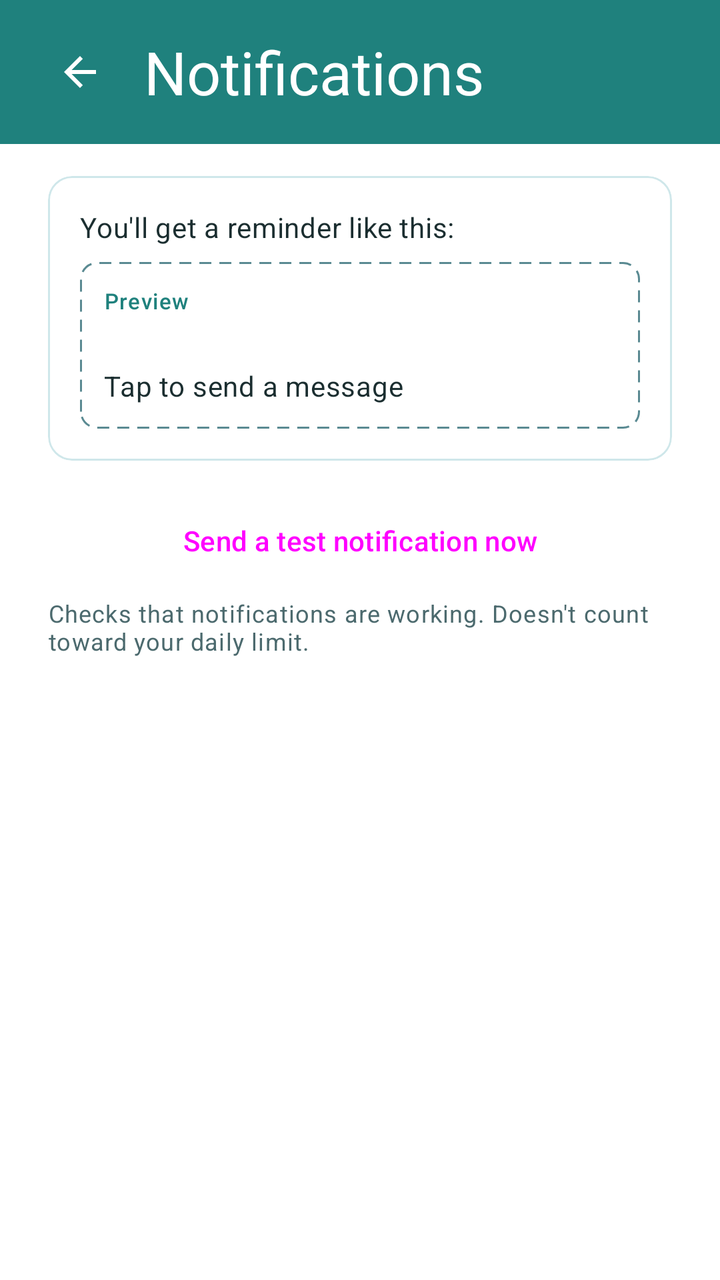
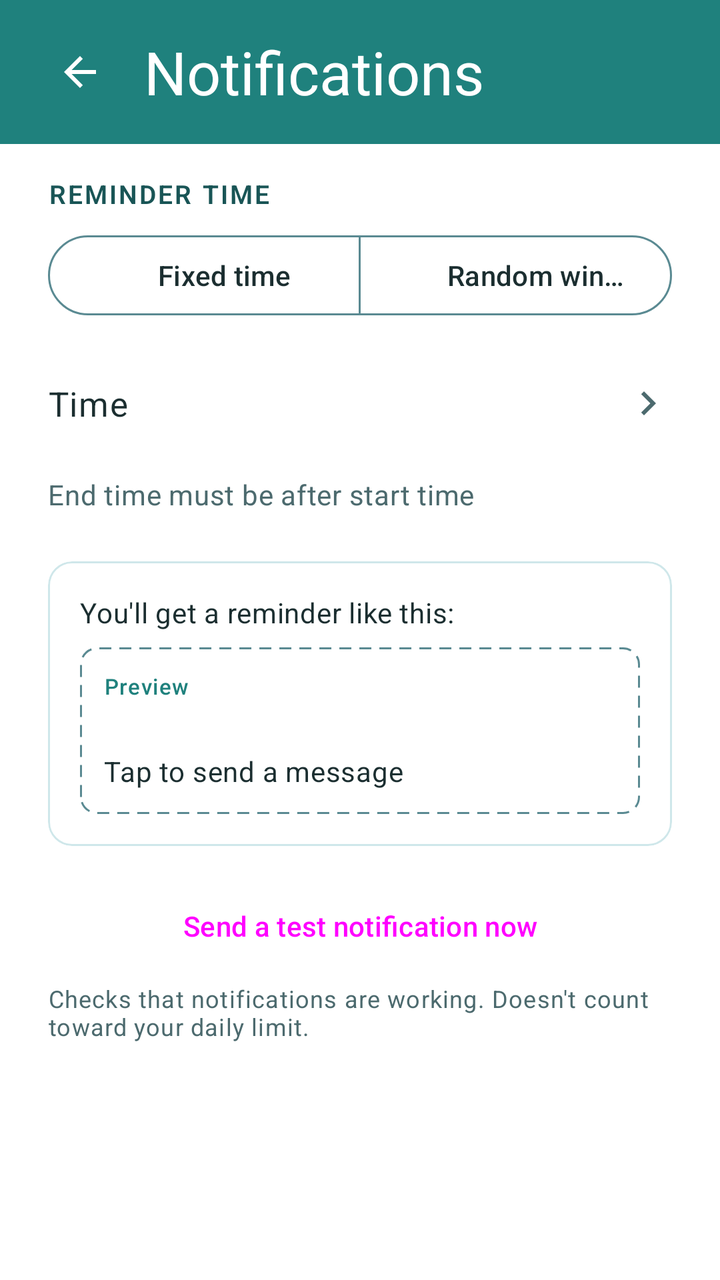

An Android layout rendered at two revisions. The XML below is the earlier revision; the diff shows what the commit changed to produce the second picture.
<!-- AndroidManifest.xml: application theme Theme.FriendMinder -->
<!-- res/layout/fragment_legacy_diagnostics.xml -->
<?xml version="1.0" encoding="utf-8"?>
<LinearLayout xmlns:android="http://schemas.android.com/apk/res/android"
    xmlns:app="http://schemas.android.com/apk/res-auto"
    android:layout_width="match_parent"
    android:layout_height="match_parent"
    android:orientation="vertical">

    
    <LinearLayout
        android:id="@+id/headerContainer"
        android:layout_width="match_parent"
        android:layout_height="wrap_content"
        android:orientation="vertical"
        android:background="@color/fm_header">

        <View
            android:id="@+id/statusBarSpacer"
            android:layout_width="match_parent"
            android:layout_height="0dp" />

        <FrameLayout
            android:layout_width="match_parent"
            android:layout_height="@dimen/fm_home_header_height">

            <ImageButton
                android:id="@+id/backButton"
                android:layout_width="48dp"
                android:layout_height="48dp"
                android:layout_gravity="start|center_vertical"
                android:layout_marginStart="16dp"
                android:padding="12dp"
                android:background="?attr/selectableItemBackgroundBorderless"
                android:src="@drawable/ic_arrow_back"
                app:tint="@color/fm_on_primary"
                android:contentDescription="@string/content_desc_back" />

            <TextView
                android:id="@+id/headerTitle"
                android:layout_width="wrap_content"
                android:layout_height="wrap_content"
                android:layout_gravity="start|center_vertical"
                android:layout_marginStart="72dp"
                android:layout_marginEnd="@dimen/fm_space_6"
                android:text="@string/title_notifications_diagnostics"
                android:textColor="@color/fm_on_primary"
                android:textSize="@dimen/fm_header_title_size"
                android:maxLines="1"
                android:ellipsize="end" />
        </FrameLayout>
    </LinearLayout>

    <ScrollView
        android:layout_width="match_parent"
        android:layout_height="0dp"
        android:layout_weight="1">

        <LinearLayout
            android:layout_width="match_parent"
            android:layout_height="wrap_content"
            android:orientation="vertical"
            android:paddingBottom="16dp">

            
            <TextView
                android:id="@+id/missingContactsBanner"
                android:layout_width="match_parent"
                android:layout_height="wrap_content"
                android:background="?attr/colorErrorContainer"
                android:textColor="?attr/colorOnErrorContainer"
                android:paddingStart="@dimen/fm_gutter"
                android:paddingTop="12dp"
                android:paddingEnd="@dimen/fm_gutter"
                android:paddingBottom="12dp"
                android:visibility="gone" />

            <TextView
                android:id="@+id/notificationsDisabledBanner"
                android:layout_width="match_parent"
                android:layout_height="wrap_content"
                android:background="?attr/colorErrorContainer"
                android:textColor="?attr/colorOnErrorContainer"
                android:paddingStart="@dimen/fm_gutter"
                android:paddingTop="12dp"
                android:paddingEnd="@dimen/fm_gutter"
                android:paddingBottom="12dp"
                android:visibility="gone"
                android:text="@string/banner_notifications_disabled" />

            
            <LinearLayout
                android:id="@+id/emptyStateGroup"
                android:layout_width="match_parent"
                android:layout_height="wrap_content"
                android:orientation="vertical"
                android:gravity="center"
                android:padding="24dp"
                android:visibility="gone">

                <TextView
                    android:layout_width="wrap_content"
                    android:layout_height="wrap_content"
                    android:text="@string/label_empty_friend_list"
                    android:textAppearance="?attr/textAppearanceBodyLarge"
                    android:layout_marginBottom="16dp" />

                <Button
                    android:id="@+id/addFriendsButton"
                    style="@style/Widget.Material3.Button"
                    android:layout_width="wrap_content"
                    android:layout_height="wrap_content"
                    android:text="@string/action_add_friends" />
            </LinearLayout>

            
            <LinearLayout
                android:id="@+id/previewGroup"
                android:layout_width="match_parent"
                android:layout_height="wrap_content"
                android:orientation="vertical"
                android:paddingStart="@dimen/fm_gutter"
                android:paddingEnd="@dimen/fm_gutter"
                android:paddingTop="16dp">

                <com.google.android.material.card.MaterialCardView
                    style="@style/Widget.Material3.CardView.Outlined"
                    android:layout_width="match_parent"
                    android:layout_height="wrap_content">

                    <LinearLayout
                        android:layout_width="match_parent"
                        android:layout_height="wrap_content"
                        android:orientation="vertical"
                        android:padding="16dp">

                        <TextView
                            android:layout_width="match_parent"
                            android:layout_height="wrap_content"
                            android:text="@string/label_preview_header"
                            android:textAppearance="?attr/textAppearanceBodyMedium"
                            android:layout_marginBottom="8dp" />

                        <LinearLayout
                            android:layout_width="match_parent"
                            android:layout_height="wrap_content"
                            android:orientation="vertical"
                            android:background="@drawable/bg_notification_preview"
                            android:padding="12dp">

                            <TextView
                                android:layout_width="wrap_content"
                                android:layout_height="wrap_content"
                                android:text="@string/label_preview_chip"
                                android:textAppearance="?attr/textAppearanceLabelSmall"
                                android:textColor="?attr/colorPrimary" />

                            <TextView
                                android:id="@+id/previewContactName"
                                android:layout_width="match_parent"
                                android:layout_height="wrap_content"
                                android:layout_marginTop="4dp"
                                android:textAppearance="?attr/textAppearanceTitleMedium" />

                            <TextView
                                android:layout_width="match_parent"
                                android:layout_height="wrap_content"
                                android:text="@string/notif_body"
                                android:textAppearance="?attr/textAppearanceBodyMedium" />
                        </LinearLayout>
                    </LinearLayout>
                </com.google.android.material.card.MaterialCardView>

                <Button
                    android:id="@+id/testNotificationButton"
                    style="@style/Widget.Material3.Button.OutlinedButton"
                    android:layout_width="match_parent"
                    android:layout_height="wrap_content"
                    android:minHeight="48dp"
                    android:layout_marginTop="16dp"
                    android:text="@string/action_test_notification" />

                
                <TextView
                    android:id="@+id/testNotificationCaption"
                    android:layout_width="match_parent"
                    android:layout_height="wrap_content"
                    android:layout_marginTop="4dp"
                    android:text="@string/caption_test_notification"
                    android:textColor="?attr/colorOnSurfaceVariant"
                    android:textAppearance="?attr/textAppearanceBodySmall" />
            </LinearLayout>

        </LinearLayout>
    </ScrollView>
</LinearLayout>
<!-- resources referenced by this layout -->
<resources>
  <!-- unchanged entries left out for length: 41 -->
</resources>

<!-- the commit's change to res/layout/fragment_legacy_diagnostics.xml (unified diff, before → after) -->
@@ -87,6 +87,11 @@
                 android:text="@string/banner_notifications_disabled" />
 
             
+            <include
+                android:id="@+id/reminderTime"
+                layout="@layout/section_reminder_time" />
+
+            
             <LinearLayout
                 android:id="@+id/emptyStateGroup"
                 android:layout_width="match_parent"
@@ -192,3 +197,88 @@
         </LinearLayout>
     </ScrollView>
 </LinearLayout>
+<!-- res/layout/section_reminder_time.xml (included above) -->
+<?xml version="1.0" encoding="utf-8"?>
+<LinearLayout xmlns:android="http://schemas.android.com/apk/res/android"
+    xmlns:app="http://schemas.android.com/apk/res-auto"
+    android:layout_width="match_parent"
+    android:layout_height="wrap_content"
+    android:orientation="vertical"
+    android:paddingStart="@dimen/fm_gutter"
+    android:paddingEnd="@dimen/fm_gutter"
+    android:paddingTop="16dp"
+    android:paddingBottom="8dp">
+
+    
+    <TextView
+        android:layout_width="wrap_content"
+        android:layout_height="wrap_content"
+        android:text="@string/label_reminder_time"
+        android:textAppearance="@style/TextAppearance.FM.SectionLabel" />
+
+    
+    <com.google.android.material.button.MaterialButtonToggleGroup
+        android:id="@+id/timeModeGroup"
+        android:layout_width="match_parent"
+        android:layout_height="wrap_content"
+        android:layout_marginTop="8dp"
+        app:singleSelection="true"
+        app:selectionRequired="true">
+
+        <com.google.android.material.button.MaterialButton
+            android:id="@+id/fixedTimeToggleButton"
+            style="@style/Widget.FM.SegmentedButton"
+            android:layout_width="0dp"
+            android:layout_height="wrap_content"
+            android:layout_weight="1"
+            android:text="@string/option_fixed_time" />
+
+        <com.google.android.material.button.MaterialButton
+            android:id="@+id/randomWindowToggleButton"
+            style="@style/Widget.FM.SegmentedButton"
+            android:layout_width="0dp"
+            android:layout_height="wrap_content"
+            android:layout_weight="1"
+            android:text="@string/option_random_window" />
+    </com.google.android.material.button.MaterialButtonToggleGroup>
+
+    
+    <LinearLayout
+        android:id="@+id/timeRow"
+        style="@style/Widget.FM.ValueRow"
+        android:layout_marginTop="8dp">
+
+        <LinearLayout
+            android:layout_width="0dp"
+            android:layout_height="wrap_content"
+            android:layout_weight="1"
+            android:orientation="vertical"
+            android:paddingTop="8dp"
+            android:paddingBottom="8dp">
+
+            <TextView
+                android:id="@+id/timeLabel"
+                android:layout_width="match_parent"
+                android:layout_height="wrap_content"
+                android:text="@string/label_time"
+                android:textAppearance="@style/TextAppearance.FM.RowPrimary" />
+        </LinearLayout>
+
+        <TextView
+            android:id="@+id/timeValue"
+            style="@style/Widget.FM.ValueRow.Value" />
+
+        <ImageView
+            style="@style/Widget.FM.ValueRow.Chevron"
+            android:importantForAccessibility="no" />
+    </LinearLayout>
+
+    
+    <TextView
+        android:id="@+id/timeStatusText"
+        android:layout_width="match_parent"
+        android:layout_height="wrap_content"
+        android:layout_marginTop="4dp"
+        android:text="@string/error_end_before_start"
+        android:textAppearance="@style/TextAppearance.FM.RowSecondary" />
+</LinearLayout>
<!-- resource entries referenced after the edit -->
@@ -1,5 +1,101 @@
 <!-- resources referenced by this layout -->
 <resources>
+  <string name="error_end_before_start">End time must be after start time</string>
+  <string name="label_reminder_time">Reminder Time</string>
+  <string name="label_time">Time</string>
+  <string name="option_fixed_time">Fixed time</string>
+  <string name="option_random_window">Random window</string>
+  <style name="TextAppearance.FM.RowPrimary" parent="TextAppearance.Material3.BodyLarge">
+          <item name="android:textSize">17sp</item>
+          <item name="android:textColor">@color/fm_ink</item>
+          <item name="android:textAllCaps">false</item>
+          <item name="lineHeight">24sp</item>
+      </style>
+  <style name="TextAppearance.FM.RowSecondary" parent="TextAppearance.Material3.BodyMedium">
+          <item name="android:textSize">14sp</item>
+          <item name="android:textColor">@color/fm_ink_dim</item>
+          <item name="lineHeight">20sp</item>
+      </style>
+  <style name="TextAppearance.FM.SectionLabel" parent="TextAppearance.Material3.LabelLarge">
+          <item name="android:textSize">13sp</item>
+          <item name="android:textColor">@color/fm_heading</item>
+          <item name="android:textAllCaps">true</item>
+          <item name="android:letterSpacing">0.08</item>
+          <item name="android:fontFamily">sans-serif</item>
+          <item name="android:textStyle">bold</item>
+          <item name="android:textFontWeight" tools:targetApi="28">600</item>
+          <item name="lineHeight">16sp</item>
+      </style>
+  <style name="Widget.FM.SegmentedButton" parent="Widget.Material3.Button.OutlinedButton">
+          <item name="backgroundTint">@color/fm_segment_background</item>
+          <item name="android:textColor">@color/fm_segment_label</item>
+          <item name="strokeColor">@color/fm_outline</item>
+          <item name="strokeWidth">1dp</item>
+          <item name="icon">@drawable/ic_check_small</item>
+          <item name="iconSize">16dp</item>
+          <item name="iconPadding">4dp</item>
+          <item name="iconGravity">textStart</item>
+          <item name="iconTint">@color/fm_segment_icon</item>
+          <item name="rippleColor">@color/fm_primary</item>
+          
+          <item name="android:minHeight">48dp</item>
+      </style>
+  <style name="Widget.FM.ValueRow" parent="">
+          <item name="android:layout_width">match_parent</item>
+          <item name="android:layout_height">wrap_content</item>
+          <item name="android:minHeight">64dp</item>
+          <item name="android:orientation">horizontal</item>
+          <item name="android:gravity">center_vertical</item>
+          
+          <item name="android:baselineAligned">false</item>
+          <item name="android:background">@drawable/bg_home_row_ripple</item>
+          <item name="android:clickable">true</item>
+          <item name="android:focusable">true</item>
+      </style>
+  <style name="Widget.FM.ValueRow.Chevron" parent="">
+          <item name="android:layout_width">24dp</item>
+          <item name="android:layout_height">24dp</item>
+          <item name="android:src">@drawable/ic_chevron_right</item>
+      </style>
+  <style name="Widget.FM.ValueRow.Value" parent="">
+          <item name="android:layout_width">wrap_content</item>
+          <item name="android:layout_height">wrap_content</item>
+          <item name="android:layout_marginStart">@dimen/fm_space_4</item>
+          <item name="android:gravity">end|center_vertical</item>
+          
+          <item name="android:maxWidth">@dimen/fm_value_row_value_max_width</item>
+          <item name="android:textSize">17sp</item>
+          <item name="android:textColor">@color/fm_ink_dim</item>
+      </style>
+  <color name="fm_heading">#195556</color>
+  <!-- drawable ic_check_small (drawable) -->
+  <?xml version="1.0" encoding="utf-8"?>
+  <vector xmlns:android="http://schemas.android.com/apk/res/android"
+      android:width="16dp"
+      android:height="16dp"
+      android:viewportWidth="24"
+      android:viewportHeight="24">
+      <path
+          android:fillColor="@android:color/white"
+          android:pathData="M9,16.17L4.83,12l-1.41,1.41L9,19 21,7l-1.41,-1.41z" />
+  </vector>
+  <!-- drawable bg_home_row_ripple (drawable) -->
+  <?xml version="1.0" encoding="utf-8"?>
+  <ripple xmlns:android="http://schemas.android.com/apk/res/android"
+      android:color="#1F1F817D" />
+  <!-- drawable ic_chevron_right (drawable) -->
+  <vector xmlns:android="http://schemas.android.com/apk/res/android"
+      android:width="24dp"
+      android:height="24dp"
+      android:viewportWidth="24"
+      android:viewportHeight="24"
+      android:tint="?attr/colorOnSurfaceVariant">
+      <path
+          android:fillColor="@android:color/white"
+          android:pathData="M8.59,16.59L13.17,12 8.59,7.41 10,6l6,6 -6,6z" />
+  </vector>
+  <dimen name="fm_space_4">16dp</dimen>
+  <dimen name="fm_value_row_value_max_width">180dp</dimen>
   <!-- unchanged entries left out for length: 41 -->
 </resources>
 
